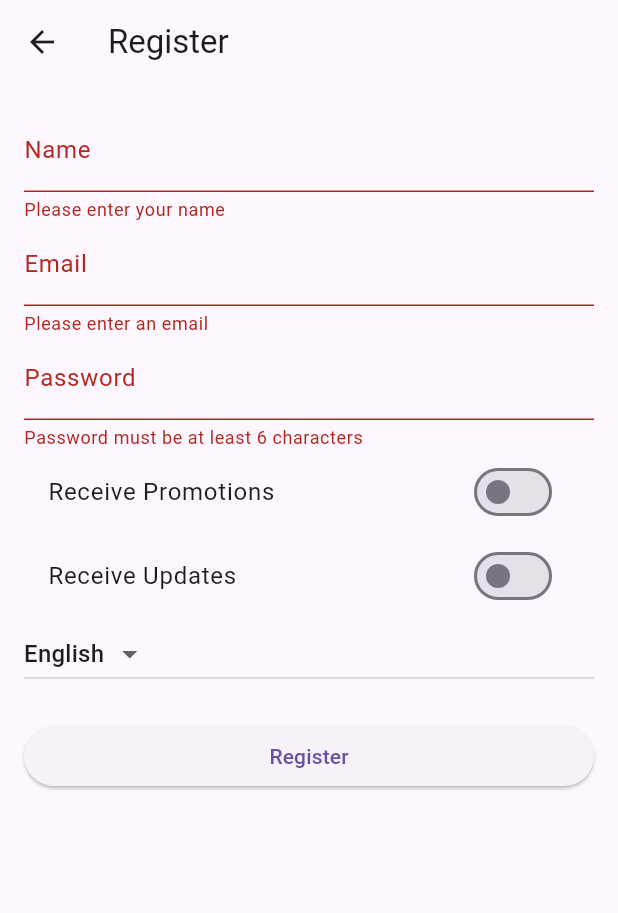
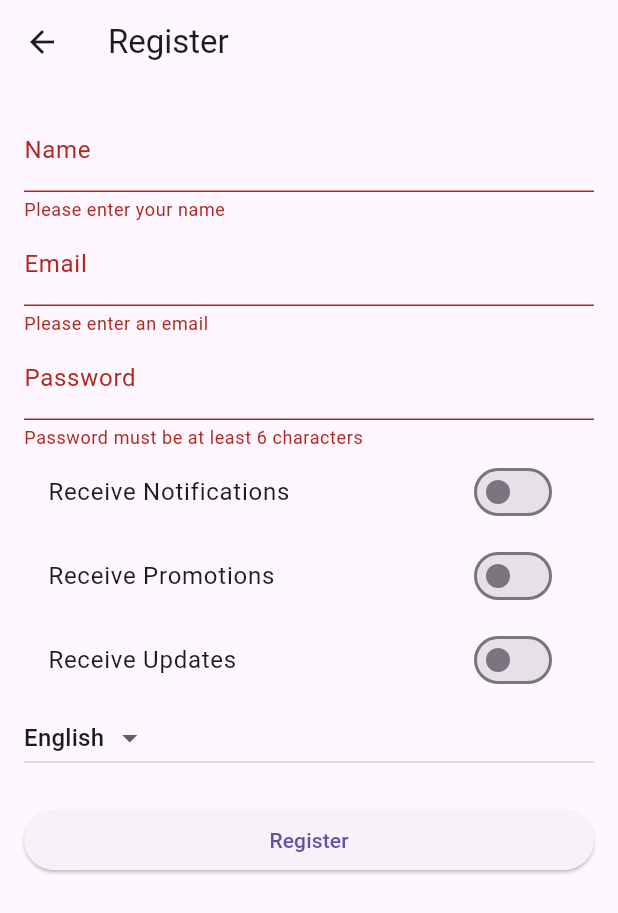
Before and after one commit to Bprathmesh/Notif-swift, a Flutter app: the RegisterPage screen opened by its route, after a tap on "Register", on a phone screen of 412 x 824 dp. Shown: the top 913 px of the screen. Run offline on Flutter 3.47's test engine with Material 3 defaults, Android fonts, the phone set to English and light mode, and no system bars; our stand-ins replace cloud_firestore, cloud_functions, firebase_auth, firebase_core, firebase_messaging, flutter_local_notifications and 3 more; accounts and stored records are empty.

```diff
--- a/lib/pages/register_page.dart
+++ b/lib/pages/register_page.dart
@@ -21,6 +21,7 @@ class _RegisterPageState extends State<RegisterPage> {
   bool _isLoading = false;
   bool _receivePromotions = false;
   bool _receiveUpdates = false;
+  bool _receiveNotifications = false;
   String _selectedLanguage = 'en';
 
   Future<void> _register() async {
@@ -43,8 +44,10 @@ class _RegisterPageState extends State<RegisterPage> {
           'fcmToken': fcmToken,
           'receivePromotions': _receivePromotions,
           'receiveUpdates': _receiveUpdates,
+          'receiveNotifications': _receiveNotifications,
           'createdAt': FieldValue.serverTimestamp(),
           'preferredLanguage': _selectedLanguage,
+          'interests': [], // Initialize with an empty list
         });
 
         // Set the user's preferred language
@@ -91,6 +94,15 @@ class _RegisterPageState extends State<RegisterPage> {
                 validator: (value) => value!.length < 6 ? S.of(context).passwordMustBe6Chars : null,
               ),
               SwitchListTile(
+                title: Text(S.of(context).receiveNotifications),
+                value: _receiveNotifications,
+                onChanged: (bool value) {
+                  setState(() {
+                    _receiveNotifications = value;
+                  });
+                },
+              ),
+              SwitchListTile(
                 title: Text(S.of(context).receivePromotions),
                 value: _receivePromotions,
                 onChanged: (bool value) {
```
